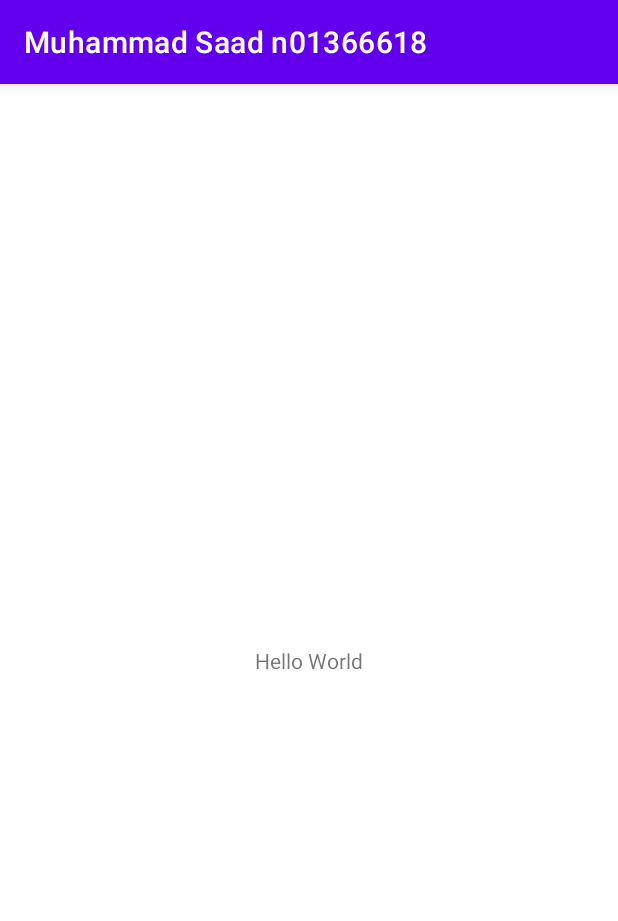
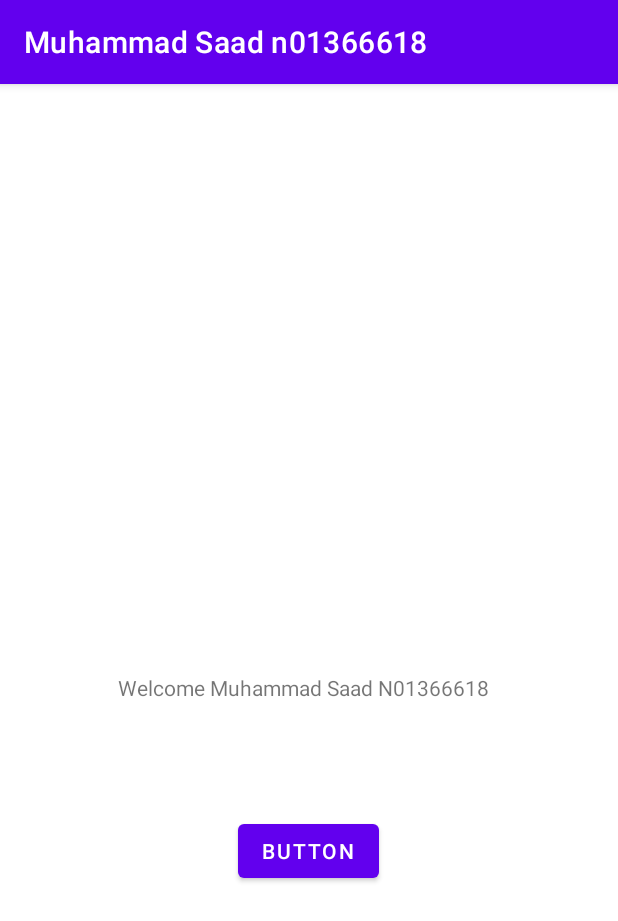
Before and after one commit to MuhammadSaad6618/MuhammadSaadAssign1, an Android app: the screen it shows after launch (MuhammadActivity), on a phone screen of 412 x 824 dp. Shown: the top 921 px of the screen. Run offline under Robolectric (Android 15) with nearby library versions, the light colour scheme and no system bars.

Commit message:
changed what the main activity displays to what is required and added a button

```diff
--- a/Muhammadlab11/src/main/res/layout/activity_main.xml
+++ b/Muhammadlab11/src/main/res/layout/activity_main.xml
@@ -10,10 +10,25 @@
         android:id="@+id/MuhammadTV"
         android:layout_width="wrap_content"
         android:layout_height="wrap_content"
+        android:layout_marginBottom="356dp"
         android:text="@string/tv_label"
         app:layout_constraintBottom_toBottomOf="parent"
+        app:layout_constraintHorizontal_bias="0.476"
         app:layout_constraintLeft_toLeftOf="parent"
         app:layout_constraintRight_toRightOf="parent"
-        app:layout_constraintTop_toTopOf="parent" />
+        app:layout_constraintTop_toTopOf="parent"
+        app:layout_constraintVertical_bias="1.0" />
+
+    <Button
+        android:id="@+id/button"
+        android:layout_width="wrap_content"
+        android:layout_height="wrap_content"
+        android:text="@string/btn_main"
+        app:layout_constraintBottom_toBottomOf="parent"
+        app:layout_constraintEnd_toEndOf="parent"
+        app:layout_constraintHorizontal_bias="0.498"
+        app:layout_constraintStart_toStartOf="parent"
+        app:layout_constraintTop_toTopOf="parent"
+        app:layout_constraintVertical_bias="0.677" />
 
 </androidx.constraintlayout.widget.ConstraintLayout>
--- a/Muhammadlab11/src/main/res/values/strings.xml
+++ b/Muhammadlab11/src/main/res/values/strings.xml
@@ -4,5 +4,6 @@
      section RNF-->
 <resources>
     <string name="app_name">Muhammad Saad n01366618</string>
-    <string name="tv_label">Hello World</string>
+    <string name="tv_label">Welcome Muhammad Saad N01366618</string>
+    <string name="btn_main">Button</string>
 </resources>
```
